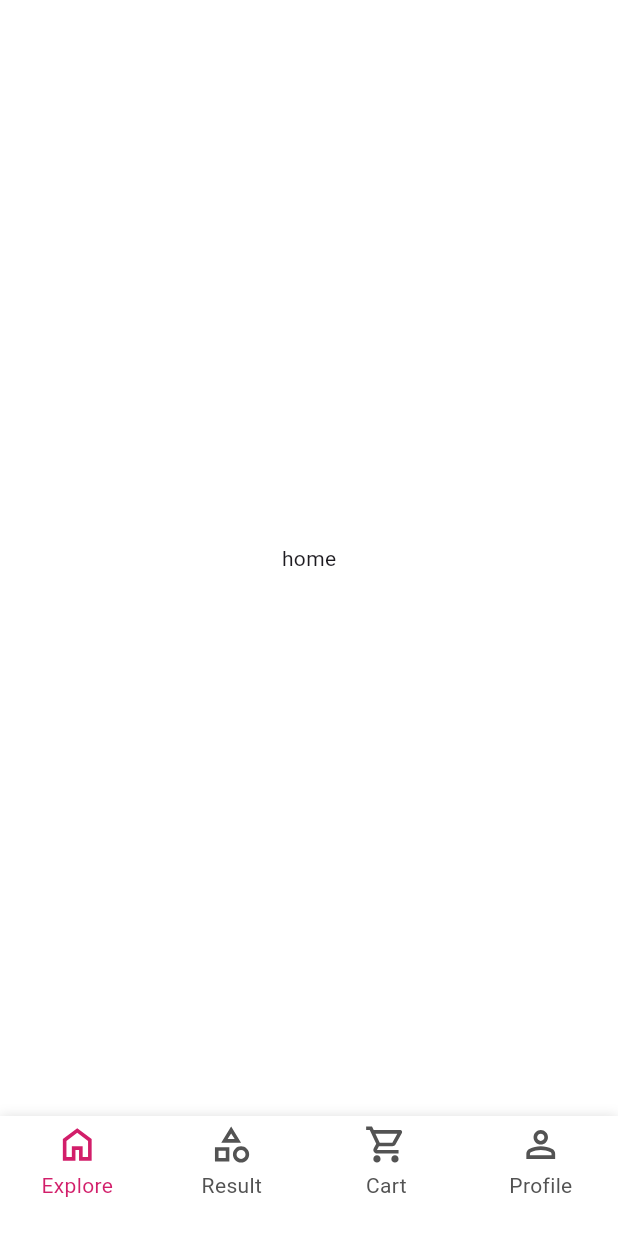
After one commit to AhmedNasser1999/flower_app, a Flutter app: the DashboardScreen screen opened by its route, on a phone screen of 412 x 824 dp. The commit adds this screen. Run offline on Flutter 3.47's test engine with Material 3 defaults, Android fonts, the phone set to English and light mode, and no system bars; our stand-ins replace bloc, dio, flutter_bloc, flutter_svg.

Commit message:
feat(NavigationBar): Created custom_nav_bar section to dashboard feature.

```diff
--- /dev/null
+++ b/lib/core/contants/app_icons.dart
@@ -0,0 +1,6 @@
+abstract final class AppIcons {
+  static const String homeIcon = 'assets/icons/home_icon.svg';
+  static const String categoriesIcon = 'assets/icons/cat_icon.svg';
+  static const String profileIcon = 'assets/icons/profile_icon.svg';
+  static const String cartIcon = 'assets/icons/cart_icon.svg';
+}
--- a/lib/core/routes/on_generate_route.dart
+++ b/lib/core/routes/on_generate_route.dart
@@ -1,4 +1,5 @@
 import 'package:flower_app/core/routes/route_names.dart';
+import 'package:flower_app/features/dashboard/presentation/views/dashboard_screen.dart';
 import 'package:flutter/material.dart';
 
 import '../../features/auth/login/presentation/view/login_screen.dart';
@@ -8,10 +9,11 @@ class Routes {
     switch (settings.name) {
       case AppRoutes.login:
         return MaterialPageRoute(builder: (_) => const LoginScreen());
+      case AppRoutes.dashboard:
+        return MaterialPageRoute(builder: (_) => const DashboardScreen());
       default:
         return MaterialPageRoute(
-          builder:
-              (_) => const Scaffold(
+          builder: (_) => const Scaffold(
             body: Center(child: Text('404 - Page Not Found')),
           ),
         );
--- a/lib/core/routes/route_names.dart
+++ b/lib/core/routes/route_names.dart
@@ -2,4 +2,5 @@ abstract class AppRoutes {
   static const String login="/login";
   static const String signUp="/SignUp";
   static const String forgetPassword="/forgetPassword";
+  static const String dashboard="/dashboard";
 }
--- /dev/null
+++ b/lib/features/dashboard/presentation/cubits/nav_bar_cubit.dart
@@ -0,0 +1,13 @@
+import 'package:bloc/bloc.dart';
+import 'package:meta/meta.dart';
+
+part 'nav_bar_state.dart';
+
+class NavBarCubit extends Cubit<NavBarState> {
+  NavBarCubit() : super(NavBarInitial(0));
+  void changeTab(int index) {
+    if (!isClosed) {
+      emit(NavBarInitial(index));
+    }
+  }
+}
--- /dev/null
+++ b/lib/features/dashboard/presentation/cubits/nav_bar_state.dart
@@ -0,0 +1,12 @@
+part of 'nav_bar_cubit.dart';
+
+@immutable
+sealed class NavBarState {
+  final int selectedIndex;
+
+  const NavBarState(this.selectedIndex);
+}
+
+final class NavBarInitial extends NavBarState {
+  const NavBarInitial(super.selectedIndex);
+}
--- /dev/null
+++ b/lib/features/dashboard/presentation/views/dashboard_screen.dart
@@ -0,0 +1,44 @@
+import 'package:flower_app/core/routes/route_names.dart';
+import 'package:flower_app/features/dashboard/presentation/cubits/nav_bar_cubit.dart';
+import 'package:flower_app/features/dashboard/presentation/widgets/custom_nav_bar_widget.dart';
+import 'package:flutter/material.dart';
+import 'package:flutter_bloc/flutter_bloc.dart';
+
+class DashboardScreen extends StatelessWidget {
+  const DashboardScreen({super.key});
+
+  final List<Widget> _screens = const [
+    Center( child: Text("home")),
+    Center(child: Text("categories")),
+    Center(child: Text("cart")),
+    Center(child: Text("profile")),
+  ];
+
+  @override
+  Widget build(BuildContext context) {
+    return BlocProvider(
+      create: (context) => NavBarCubit()..changeTab(0),
+      child: Builder(
+        builder: (context) {
+          return BlocBuilder<NavBarCubit, NavBarState>(
+            builder: (context, state) {
+              return Scaffold(
+                backgroundColor: Colors.white,
+                body: _screens[state.selectedIndex],
+                bottomNavigationBar: SizedBox(
+                  height: 80,
+                  child: CustomBottomNavBarWidget(
+                    currentIndex: state.selectedIndex,
+                    onTap: (index) {
+                      context.read<NavBarCubit>().changeTab(index);
+                    },
+                  ),
+                ),
+              );
+            },
+          );
+        },
+      ),
+    );
+  }
+}
--- /dev/null
+++ b/lib/features/dashboard/presentation/widgets/custom_nav_bar_widget.dart
@@ -0,0 +1,74 @@
+import 'package:flower_app/core/contants/app_icons.dart';
+import 'package:flutter/material.dart';
+import 'package:flutter_svg/flutter_svg.dart';
+
+import '../../../../core/theme/app_colors.dart';
+
+class CustomBottomNavBarWidget extends StatelessWidget {
+  final int currentIndex;
+  final ValueChanged<int> onTap;
+
+  const CustomBottomNavBarWidget({
+    super.key,
+    required this.currentIndex,
+    required this.onTap,
+  });
+
+  @override
+  Widget build(BuildContext context) {
+    return Container(
+      decoration: const BoxDecoration(
+        color: Colors.white,
+        boxShadow: [BoxShadow(color: Colors.black12, blurRadius: 6)],
+      ),
+      child: Row(
+        mainAxisAlignment: MainAxisAlignment.spaceAround,
+        children: [
+          Expanded(
+              child:
+                  _buildNavBarItem(AppIcons.homeIcon, 'Explore', 0, context)),
+          Expanded(
+              child: _buildNavBarItem(
+                  AppIcons.categoriesIcon, 'Result', 1, context)),
+          Expanded(
+              child: _buildNavBarItem(AppIcons.cartIcon, 'Cart', 3, context)),
+          Expanded(
+              child: _buildNavBarItem(
+                  AppIcons.profileIcon, 'Profile', 2, context)),
+        ],
+      ),
+    );
+  }
+
+  Widget _buildNavBarItem(
+      String icon, String label, int index, BuildContext context) {
+    final bool isSelected = currentIndex == index;
+    return GestureDetector(
+      onTap: () => onTap(index),
+      child: Column(
+        mainAxisAlignment: MainAxisAlignment.center,
+        children: [
+          SvgPicture.asset(
+            icon,
+            height: 30,
+            width: 30,
+            colorFilter: ColorFilter.mode(
+              isSelected ? AppColors.pink : AppColors.grey,
+              BlendMode.srcIn,
+            ),
+          ),
+          SizedBox(height: 2),
+          Text(
+            label,
+            style: TextStyle(
+              fontSize: 14,
+              fontWeight: FontWeight.normal,
+              color: isSelected ? AppColors.pink : AppColors.grey,
+            ),
+          ),
+          SizedBox(height: 20),
+        ],
+      ),
+    );
+  }
+}
```
Also changed, not shown: lib/core/l10n/translation/app_localizations.dart (+16 -21 lines), pubspec.yaml (+5 -3 lines), assets/icons/cart_icon.svg (added), assets/icons/cat_icon.svg (added), assets/icons/home_icon.svg (added), assets/icons/profile_icon.svg (added), lib/core/contants/app_images.dart (added), pubspec.lock, 6 other files.
